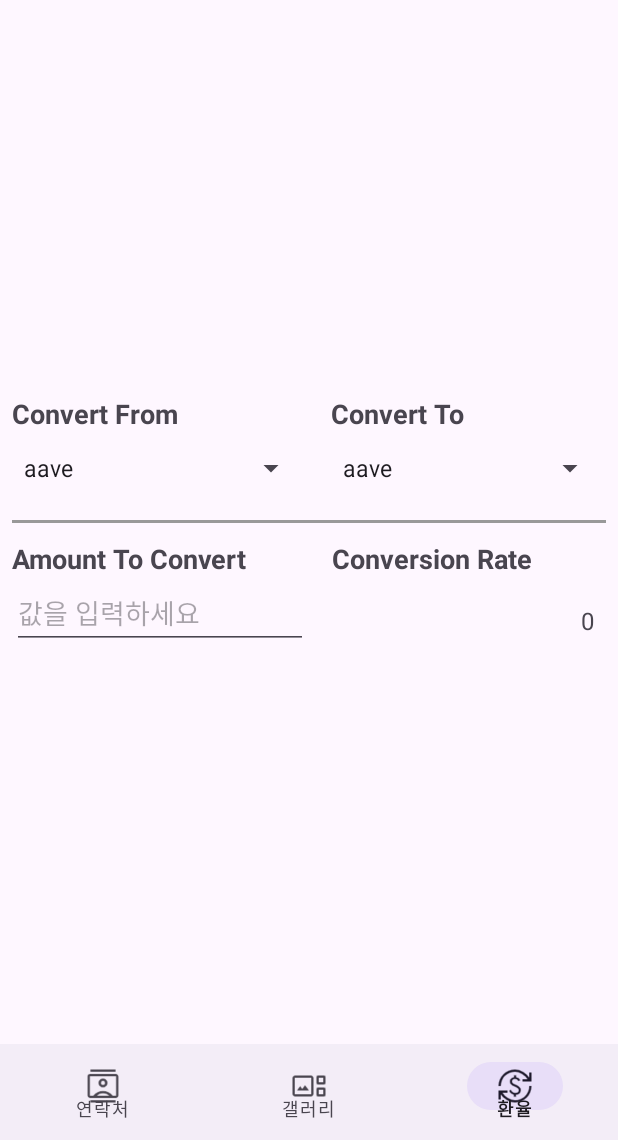
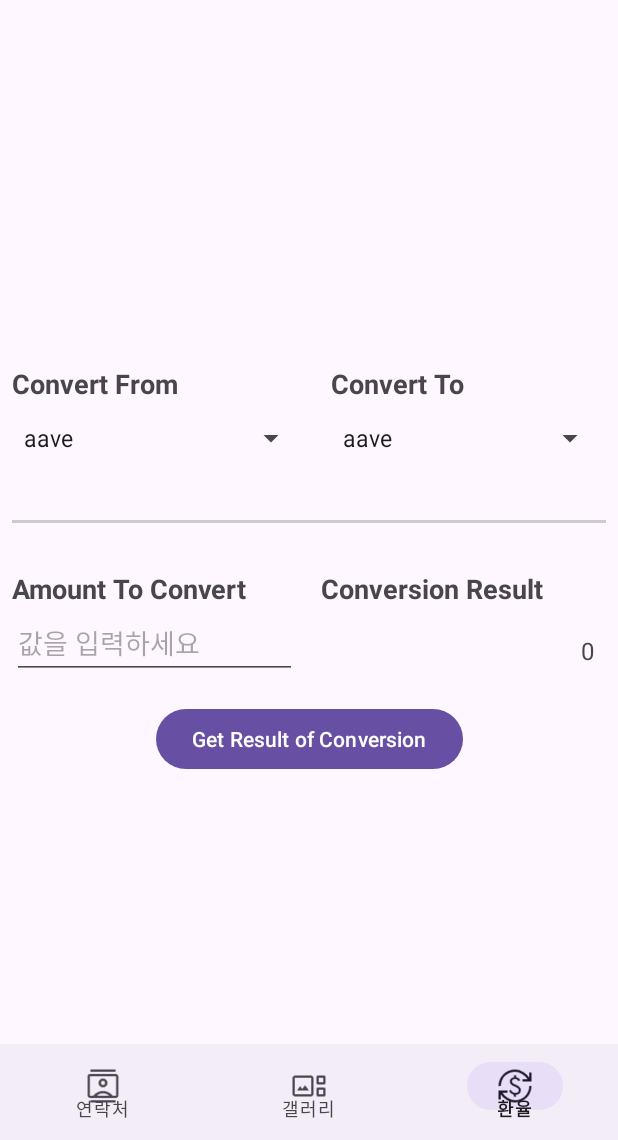
Before and after one commit to coitloz88/3-gu-multi-tab, an Android app: the screen it shows after launch (MainActivity), item 3 of the bottom bar chosen, on a phone screen of 412 x 824 dp, the part 96-1236 px from its top. Run offline under Robolectric (Android 15) with nearby library versions, the phone set to English and light mode, and no system bars.

Commit message:
add confirm button for currency result

```diff
--- a/app/src/main/res/layout/fragment_currency.xml
+++ b/app/src/main/res/layout/fragment_currency.xml
@@ -28,15 +28,15 @@
                 android:layout_width="match_parent"
                 android:layout_height="wrap_content"
                 android:layout_weight="1"
-                android:orientation="horizontal"
-                android:baselineAligned="false">
+                android:baselineAligned="false"
+                android:orientation="horizontal">
 
                 <LinearLayout
                     android:layout_width="wrap_content"
                     android:layout_height="wrap_content"
+                    android:layout_marginEnd="8dp"
                     android:layout_weight="1"
-                    android:orientation="vertical"
-                    android:layout_marginEnd="8dp">
+                    android:orientation="vertical">
 
                     <TextView
                         android:id="@+id/tv_convert_from"
@@ -50,7 +50,7 @@
                         android:id="@+id/spinner_from"
                         android:layout_width="match_parent"
                         android:layout_height="48dp"
-                        android:layout_marginEnd="8dp"/>
+                        android:layout_marginEnd="8dp" />
                 </LinearLayout>
 
                 <LinearLayout
@@ -77,31 +77,29 @@
             <LinearLayout
                 android:id="@+id/divider"
                 android:layout_width="match_parent"
-                android:layout_height="24dp"
-                android:orientation="horizontal"
-                >
+                android:layout_height="64dp"
+                android:orientation="horizontal">
 
                 <View
-                    android:background="#999999"
                     android:layout_width="match_parent"
                     android:layout_height="2dp"
                     android:layout_gravity="center"
-                    />
+                    android:background="#CCCCCC" />
             </LinearLayout>
 
             <LinearLayout
                 android:layout_width="match_parent"
                 android:layout_height="wrap_content"
                 android:layout_weight="1"
-                android:orientation="horizontal"
-                android:baselineAligned="false">
+                android:baselineAligned="false"
+                android:orientation="horizontal">
 
                 <LinearLayout
                     android:layout_width="wrap_content"
                     android:layout_height="wrap_content"
+                    android:layout_marginEnd="8dp"
                     android:layout_weight="1"
-                    android:orientation="vertical"
-                    android:layout_marginEnd="8dp">
+                    android:orientation="vertical">
 
                     <TextView
                         android:id="@+id/tv_amount"
@@ -131,7 +129,7 @@
                         android:id="@+id/tv_rate"
                         android:layout_width="wrap_content"
                         android:layout_height="wrap_content"
-                        android:text="@string/conversion_rate"
+                        android:text="@string/conversion_result"
                         android:textSize="18sp"
                         android:textStyle="bold"
                         app:layout_constraintStart_toStartOf="parent"
@@ -153,6 +151,16 @@
             </LinearLayout>
 
         </LinearLayout>
+
+        <Button
+            android:id="@+id/button"
+            android:layout_width="wrap_content"
+            android:layout_height="wrap_content"
+            android:layout_marginTop="16dp"
+            android:text="@string/get_result_of_conversion"
+            app:layout_constraintEnd_toEndOf="parent"
+            app:layout_constraintStart_toStartOf="parent"
+            app:layout_constraintTop_toBottomOf="@+id/layout_currency_info" />
     </androidx.constraintlayout.widget.ConstraintLayout>
 
 </FrameLayout>
--- a/app/src/main/res/values/strings.xml
+++ b/app/src/main/res/values/strings.xml
@@ -8,7 +8,8 @@
     <string name="convert_from">Convert From</string>
     <string name="convert_to">Convert To</string>
     <string name="amount_to_convert">Amount To Convert</string>
-    <string name="conversion_rate">Conversion Rate</string>
+    <string name="conversion_result">Conversion Result</string>
     <string name="hint_amount_to_convert">값을 입력하세요</string>
     <string name="zero">0</string>
+    <string name="get_result_of_conversion">Get Result of Conversion</string>
 </resources>
```
